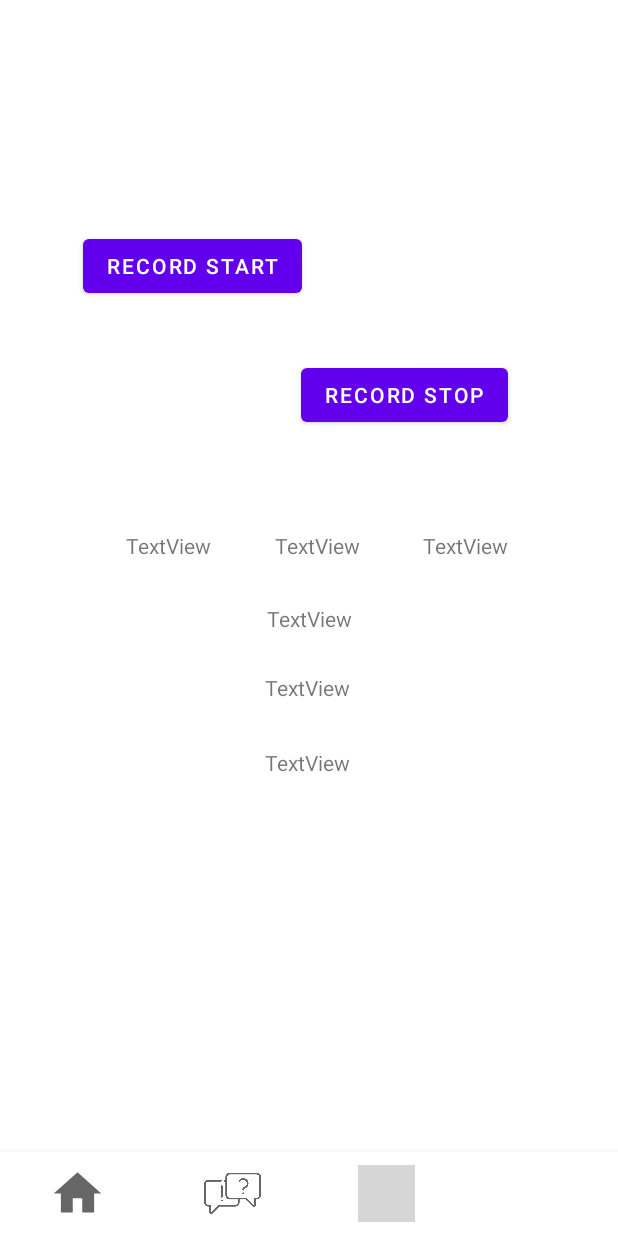
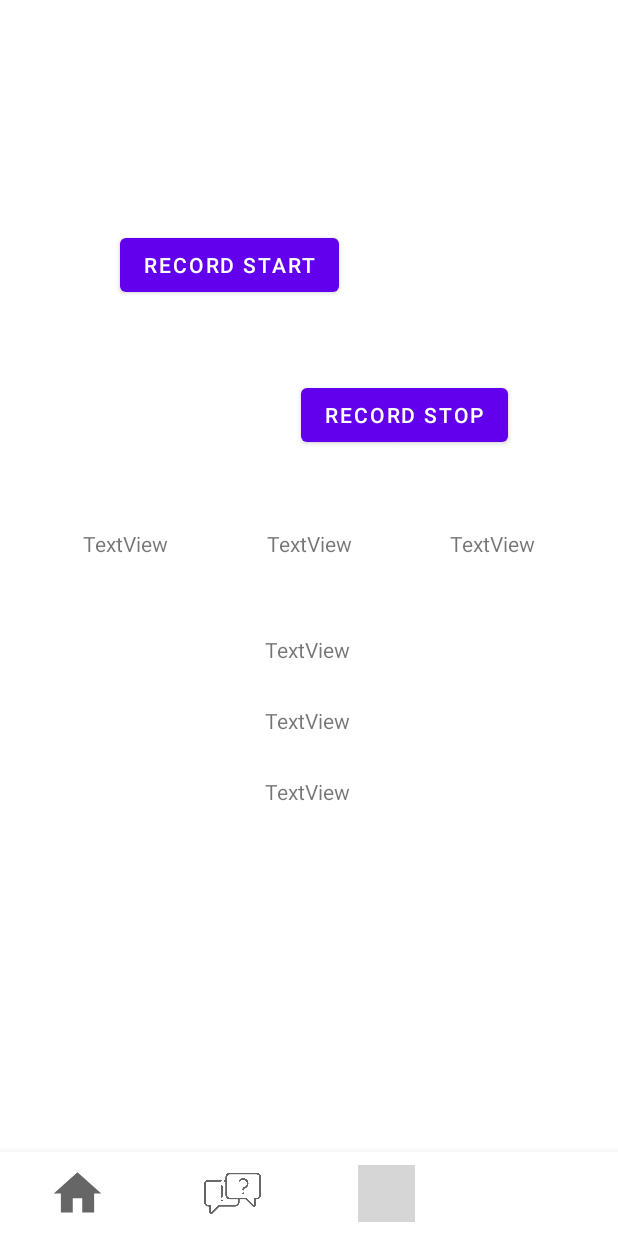
Before and after one commit to CodeBoy-source/Android-UGR-Exams, an Android app: the screen it shows after launch (MainActivity), item 4 of the bottom bar chosen, on a phone screen of 412 x 824 dp. Run offline under Robolectric (Android 15) with nearby library versions, the phone set to English and light mode, and no system bars; 2 statements that could not run were skipped; grey boxes are pictures that could not be loaded.

Commit message:
Ask Perm + DialogFix

```diff
--- a/app/src/main/java/com/example/sqlprototype/MainActivity.java
+++ b/app/src/main/java/com/example/sqlprototype/MainActivity.java
@@ -1,4 +1,7 @@
 package com.example.sqlprototype;
+
+import static android.Manifest.permission.READ_EXTERNAL_STORAGE;
+import static android.Manifest.permission.WRITE_EXTERNAL_STORAGE;
 
 import android.Manifest;
 import android.app.Dialog;
@@ -7,6 +10,7 @@ import android.content.pm.PackageManager;
 import android.graphics.Typeface;
 import android.os.Build;
 import android.os.Bundle;
+import android.os.Environment;
 import android.speech.RecognitionListener;
 import android.speech.RecognizerIntent;
 import android.speech.SpeechRecognizer;
@@ -47,6 +51,13 @@ public class MainActivity extends AppCompatActivity {
     RecordPattern recordPattern = new RecordPattern();
     public static final Integer RecordAudioRequestCode = 1;
 
+
+    private void checkPermission() {
+        if (Build.VERSION.SDK_INT >= Build.VERSION_CODES.R) {
+            ActivityCompat.requestPermissions(this, new String[]{Manifest.permission.RECORD_AUDIO}, RecordAudioRequestCode);
+        }
+    }
+
     @Override
     public void onRequestPermissionsResult(int requestCode, @NonNull String[] permissions, @NonNull int[] grantResults) {
         super.onRequestPermissionsResult(requestCode, permissions, grantResults);
@@ -54,11 +65,14 @@ public class MainActivity extends AppCompatActivity {
             if(grantResults[0] == PackageManager.PERMISSION_GRANTED)
                 Toast.makeText(this,"Permission Granted",Toast.LENGTH_SHORT).show();
         }
-    }
-
-    private void checkPermission() {
-        if (Build.VERSION.SDK_INT >= Build.VERSION_CODES.M) {
-            ActivityCompat.requestPermissions(this,new String[]{Manifest.permission.RECORD_AUDIO},RecordAudioRequestCode);
+        if (requestCode == 2296) {
+            if (Build.VERSION.SDK_INT >= Build.VERSION_CODES.R) {
+                if (Environment.isExternalStorageManager()) {
+                    // Nothing for now.
+                } else {
+                    Toast.makeText(this, "[WARNING]: ALLOW permission for storage access!", Toast.LENGTH_SHORT).show();
+                }
+            }
         }
     }
 
@@ -68,6 +82,13 @@ public class MainActivity extends AppCompatActivity {
         setContentView(R.layout.activity_main);
         if (ContextCompat.checkSelfPermission(this, Manifest.permission.RECORD_AUDIO) != PackageManager.PERMISSION_GRANTED) {
             checkPermission();
+        }
+
+        String[] permissionsStorage = {Manifest.permission.MANAGE_EXTERNAL_STORAGE};
+        int requestExternalStorage = 1;
+        int permission = ActivityCompat.checkSelfPermission(this, Manifest.permission.MANAGE_EXTERNAL_STORAGE);
+        if (permission != PackageManager.PERMISSION_GRANTED) {
+            ActivityCompat.requestPermissions(this, permissionsStorage, requestExternalStorage);
         }
 
         bottomNavigationView = findViewById(R.id.bottom_navigation);
--- a/app/src/main/res/layout/fragment_dialog_flow.xml
+++ b/app/src/main/res/layout/fragment_dialog_flow.xml
@@ -1,5 +1,5 @@
 <?xml version="1.0" encoding="utf-8"?>
-<ScrollView xmlns:android="http://schemas.android.com/apk/res/android"
+<androidx.constraintlayout.widget.ConstraintLayout xmlns:android="http://schemas.android.com/apk/res/android"
     xmlns:app="http://schemas.android.com/apk/res-auto"
     xmlns:tools="http://schemas.android.com/tools"
     android:layout_width="match_parent"
@@ -14,4 +14,4 @@
         app:layout_constraintBottom_toBottomOf="parent"
         app:layout_constraintStart_toStartOf="parent"
         app:layout_constraintTop_toTopOf="parent" />
-</ScrollView>
+</androidx.constraintlayout.widget.ConstraintLayout>
--- a/app/src/main/res/layout/fragment_record_pattern.xml
+++ b/app/src/main/res/layout/fragment_record_pattern.xml
@@ -11,92 +11,93 @@
         android:id="@+id/coordX"
         android:layout_width="wrap_content"
         android:layout_height="wrap_content"
+        android:layout_marginStart="10dp"
+        android:layout_marginBottom="100dp"
         android:text="TextView"
         app:layout_constraintBottom_toBottomOf="parent"
         app:layout_constraintEnd_toEndOf="parent"
-        app:layout_constraintHorizontal_bias="0.793"
-        app:layout_constraintStart_toStartOf="parent"
-        app:layout_constraintTop_toTopOf="parent"
-        app:layout_constraintVertical_bias="0.44" />
+        app:layout_constraintStart_toEndOf="@+id/coordY"
+        app:layout_constraintTop_toTopOf="parent" />
 
     <TextView
         android:id="@+id/coordZ"
         android:layout_width="wrap_content"
         android:layout_height="wrap_content"
+        android:layout_marginEnd="10dp"
+        android:layout_marginBottom="100dp"
         android:text="TextView"
         app:layout_constraintBottom_toBottomOf="parent"
-        app:layout_constraintEnd_toEndOf="parent"
-        app:layout_constraintHorizontal_bias="0.237"
+        app:layout_constraintEnd_toStartOf="@+id/coordY"
         app:layout_constraintStart_toStartOf="parent"
-        app:layout_constraintTop_toTopOf="parent"
-        app:layout_constraintVertical_bias="0.44" />
+        app:layout_constraintTop_toTopOf="parent" />
 
     <TextView
         android:id="@+id/coordY"
         android:layout_width="wrap_content"
         android:layout_height="wrap_content"
+        android:layout_marginBottom="100dp"
         android:text="TextView"
         app:layout_constraintBottom_toBottomOf="parent"
         app:layout_constraintEnd_toStartOf="@+id/coordX"
         app:layout_constraintStart_toEndOf="@+id/coordZ"
-        app:layout_constraintTop_toTopOf="parent"
-        app:layout_constraintVertical_bias="0.44" />
+        app:layout_constraintTop_toTopOf="parent" />
 
     <TextView
         android:id="@+id/coordXPitch"
         android:layout_width="wrap_content"
         android:layout_height="wrap_content"
+        android:layout_marginTop="100dp"
         android:text="TextView"
-        app:layout_constraintBottom_toBottomOf="parent"
+        app:layout_constraintBottom_toTopOf="@+id/coordYRoll"
         app:layout_constraintEnd_toEndOf="parent"
+        app:layout_constraintHorizontal_bias="0.498"
         app:layout_constraintStart_toStartOf="parent"
-        app:layout_constraintTop_toTopOf="parent" />
+        app:layout_constraintTop_toBottomOf="@+id/coordY" />
 
     <TextView
         android:id="@+id/coordYRoll"
         android:layout_width="wrap_content"
         android:layout_height="wrap_content"
+        android:layout_marginTop="28dp"
+        android:text="TextView"
+        app:layout_constraintBottom_toTopOf="@+id/coordZYaw"
+        app:layout_constraintEnd_toEndOf="parent"
+        app:layout_constraintHorizontal_bias="0.498"
+        app:layout_constraintStart_toStartOf="parent"
+        app:layout_constraintTop_toBottomOf="@+id/coordXPitch" />
+
+    <TextView
+        android:id="@+id/coordZYaw"
+        android:layout_width="wrap_content"
+        android:layout_height="wrap_content"
+        android:layout_marginTop="28dp"
+        android:layout_marginBottom="335dp"
         android:text="TextView"
         app:layout_constraintBottom_toBottomOf="parent"
         app:layout_constraintEnd_toEndOf="parent"
         app:layout_constraintHorizontal_bias="0.498"
         app:layout_constraintStart_toStartOf="parent"
-        app:layout_constraintTop_toBottomOf="@+id/coordXPitch"
-        app:layout_constraintVertical_bias="0.069" />
-
-    <TextView
-        android:id="@+id/coordZYaw"
-        android:layout_width="wrap_content"
-        android:layout_height="wrap_content"
-        android:text="TextView"
-        app:layout_constraintBottom_toBottomOf="parent"
-        app:layout_constraintEnd_toEndOf="parent"
-        app:layout_constraintHorizontal_bias="0.498"
-        app:layout_constraintStart_toStartOf="parent"
-        app:layout_constraintTop_toBottomOf="@+id/coordYRoll"
-        app:layout_constraintVertical_bias="0.092" />
+        app:layout_constraintTop_toBottomOf="@+id/coordYRoll" />
 
     <Button
         android:id="@+id/recordstart"
         android:layout_width="wrap_content"
         android:layout_height="wrap_content"
         android:text="Record Start"
-        app:layout_constraintBottom_toTopOf="@+id/coordX"
+        app:layout_constraintBottom_toTopOf="@+id/coordZ"
         app:layout_constraintEnd_toEndOf="parent"
-        app:layout_constraintHorizontal_bias="0.208"
+        app:layout_constraintHorizontal_bias="0.3"
         app:layout_constraintStart_toStartOf="parent"
-        app:layout_constraintTop_toTopOf="parent"
-        app:layout_constraintVertical_bias="0.502" />
+        app:layout_constraintTop_toTopOf="parent" />
 
     <Button
         android:id="@+id/recordstop"
         android:layout_width="wrap_content"
         android:layout_height="wrap_content"
         android:text="Record Stop"
-        app:layout_constraintBottom_toTopOf="@+id/coordY"
+        app:layout_constraintBottom_toTopOf="@+id/coordX"
         app:layout_constraintEnd_toEndOf="parent"
         app:layout_constraintHorizontal_bias="0.732"
         app:layout_constraintStart_toStartOf="parent"
-        app:layout_constraintTop_toTopOf="parent"
-        app:layout_constraintVertical_bias="0.782" />
+        app:layout_constraintTop_toBottomOf="@+id/recordstart" />
 </androidx.constraintlayout.widget.ConstraintLayout>
```
